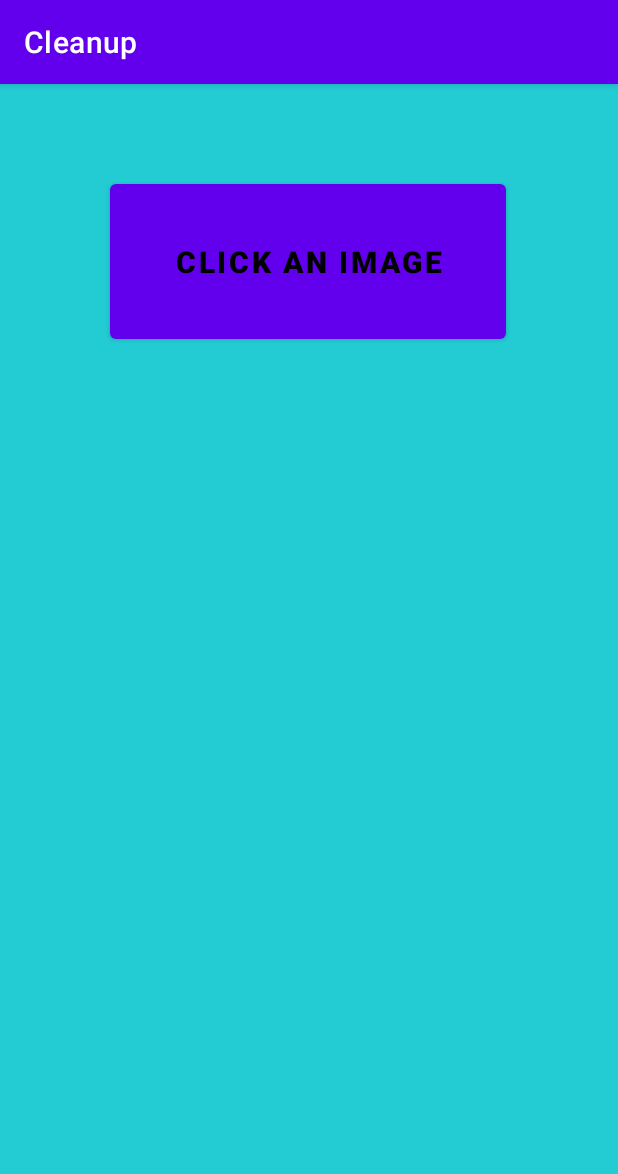
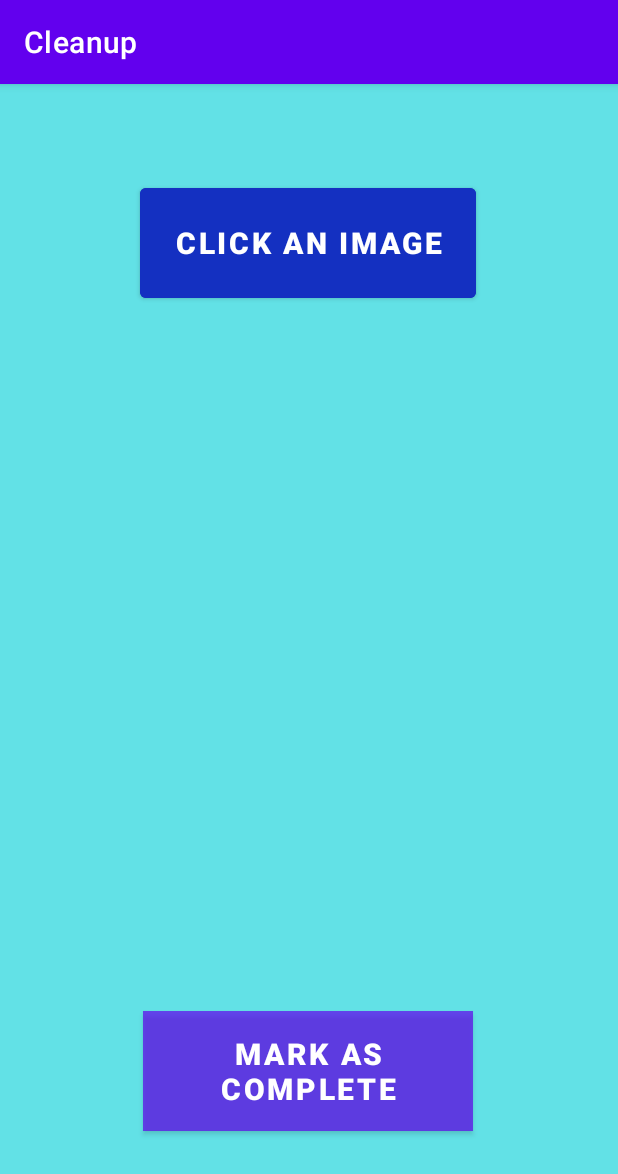
Before and after one commit to prathiba7/2021_IBM_Code_Challenge_CleanUp_WasteManagementSystem, an Android app: the WorkerActivity screen opened directly, with no data from a screen before it, on a phone screen of 412 x 824 dp. Shown: the top 1174 px of the screen. Run offline under Robolectric (Android 15) with nearby library versions, the phone set to English and light mode, and no system bars.

Commit message:
Worker module
Worker can take picture and complete task

```diff
--- a/app/src/main/res/layout/activity_worker.xml
+++ b/app/src/main/res/layout/activity_worker.xml
@@ -7,16 +7,17 @@
     android:orientation="vertical"
     android:layout_gravity="center"
     android:padding="10dp"
-    android:background="#23CCD3"
+    android:background="#62E1E6"
     tools:context=".WorkerActivity">
 
     <Button
         android:id="@+id/clickImageButton"
-        android:layout_width="264dp"
-        android:layout_height="115dp"
+        android:layout_width="224dp"
+        android:layout_height="85dp"
+        android:backgroundTint="#1430C1"
         android:text="Click an Image"
         android:textAlignment="center"
-        android:textColor="#000000"
+        android:textColor="#FFFFFF"
         android:textSize="20sp"
         android:textStyle="bold"
         app:layout_constraintBottom_toBottomOf="parent"
@@ -28,12 +29,30 @@
 
     <ImageView
         android:id="@+id/imageSucces"
-        android:layout_width="match_parent"
-        android:layout_height="wrap_content"
+
+        android:layout_width="242dp"
+        android:layout_height="320dp"
         app:layout_constraintBottom_toBottomOf="parent"
         app:layout_constraintEnd_toEndOf="parent"
-        app:layout_constraintHorizontal_bias="0.842"
+        app:layout_constraintHorizontal_bias="0.489"
         app:layout_constraintStart_toStartOf="parent"
         app:layout_constraintTop_toTopOf="parent"
-        app:layout_constraintVertical_bias="0.287" />
+        app:layout_constraintVertical_bias="0.462" />
+
+    <Button
+        android:id="@+id/submitButton"
+        android:layout_width="220dp"
+        android:layout_height="80dp"
+        android:background="#B0311B92"
+        android:text="Mark as Complete"
+        android:textAlignment="center"
+        android:textColor="#FFFFFF"
+        android:textSize="20sp"
+        android:textStyle="bold"
+        app:layout_constraintBottom_toBottomOf="parent"
+        app:layout_constraintEnd_toEndOf="parent"
+        app:layout_constraintHorizontal_bias="0.497"
+        app:layout_constraintStart_toStartOf="parent"
+        app:layout_constraintTop_toTopOf="parent"
+        app:layout_constraintVertical_bias="0.91" />
 </androidx.constraintlayout.widget.ConstraintLayout>
--- a/app/src/main/res/xml/file_paths.xml
+++ /dev/null
@@ -1,4 +0,0 @@
-<?xml version="1.0" encoding="utf-8"?>
-<paths xmlns:android="http://schemas.android.com/apk/res/android">
-    <external-path name="my_images" path="Android/data/com.example.captureimage/files/Pictures" />
-</paths>
```
Also changed, not shown: app/src/main/AndroidManifest.xml (+10 -7 lines), app/src/main/java/com/example/cleanup/MainActivity.java (+11 -1 lines), app/src/main/java/com/example/cleanup/WorkerActivity.java (+36 -3 lines), app/src/main/res/layout/activity_main.xml (+12 -0 lines), app/src/main/res/layout/activity_user_home.xml (+0 -27 lines).
